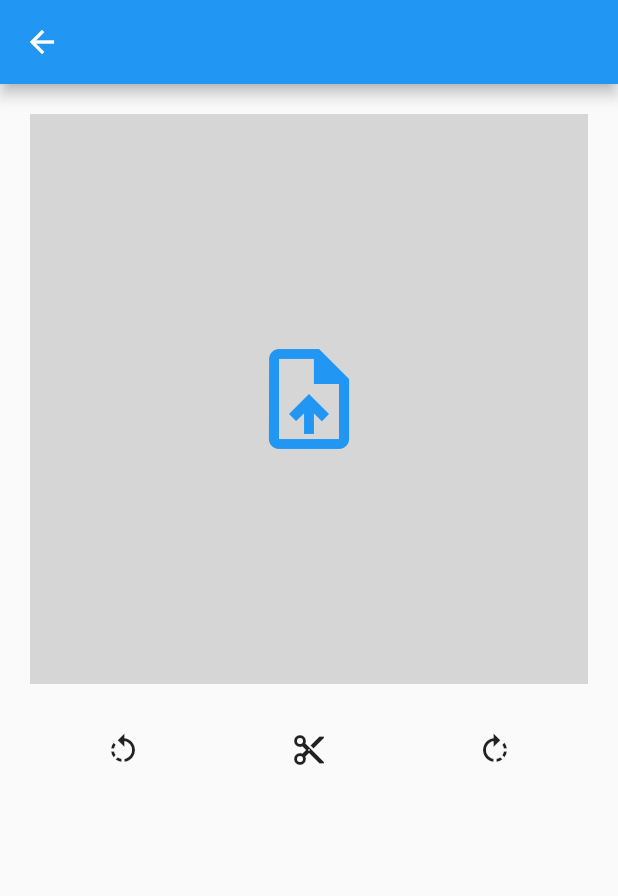
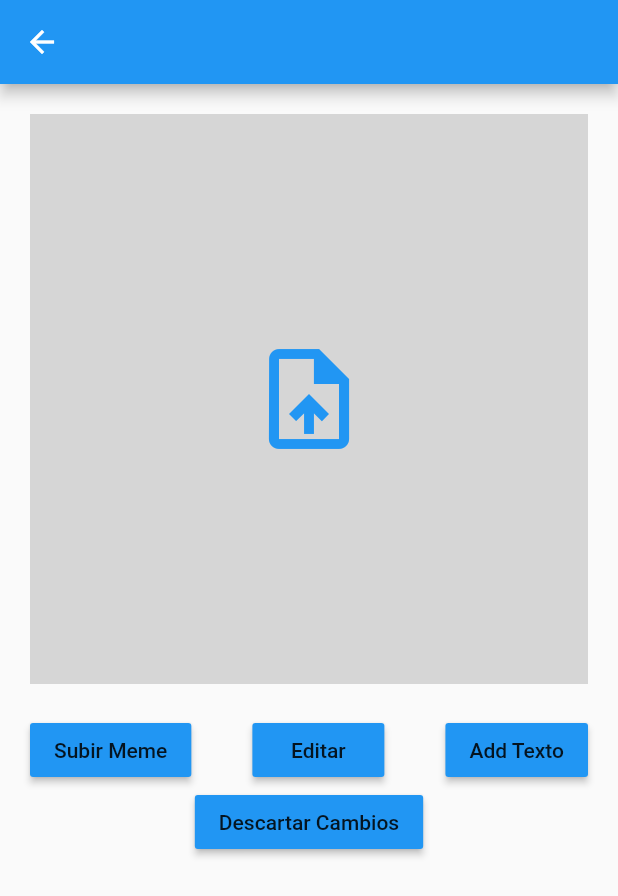
Before and after one commit to rogerordaz1/Memes, a Flutter app: the SubirFoto screen opened by its route, on a phone screen of 412 x 824 dp. Shown: the top 896 px of the screen. Run offline on Flutter 3.47's test engine with Material 2 defaults, Android fonts, the phone set to English and light mode, and no system bars; our stand-ins replace image_cropper, image_picker, like_button; missing offline and left inert: image_editor; network calls fail.

Commit message:
ultimo update

```diff
--- a/lib/screens/subir_foto.dart
+++ b/lib/screens/subir_foto.dart
@@ -5,6 +5,10 @@ import 'package:flutter/services.dart';
 
 import 'package:image_picker/image_picker.dart';
 import 'package:image_cropper/image_cropper.dart';
+import 'package:image_editor/image_editor.dart' as editor;
+
+import 'package:localizacionversion2/services/mem_service.dart';
+import 'package:provider/provider.dart';
 
 class SubirFoto extends StatefulWidget {
   const SubirFoto({Key? key}) : super(key: key);
@@ -62,6 +66,8 @@ class _SubirFotoState extends State<SubirFoto> {
 
   @override
   Widget build(BuildContext context) {
+    final memService = Provider.of<MemService>(context);
+
     return Scaffold(
       appBar: AppBar(
         actions: const [],
@@ -98,19 +104,53 @@ class _SubirFotoState extends State<SubirFoto> {
               height: 20,
             ),
             Row(
-              mainAxisAlignment: MainAxisAlignment.spaceAround,
+              mainAxisAlignment: MainAxisAlignment.spaceBetween,
               children: [
-                IconButton(
-                    onPressed: () {},
-                    icon: const Icon(Icons.rotate_left_outlined)),
-                IconButton(
-                    onPressed: () => _cutImage(image),
-                    icon: const Icon(Icons.cut)),
-                IconButton(
-                    onPressed: () {},
-                    icon: const Icon(Icons.rotate_right_outlined)),
+                MaterialButton(
+                    color: Colors.blue,
+                    child: Text("Subir Meme"),
+                    onPressed: () => memService.subirMemes(image!.path)),
+                MaterialButton(
+                    color: Colors.blue,
+                    child: Text("Editar"),
+                    onPressed: () => _cutImage(image)),
+                MaterialButton(
+                    color: Colors.blue,
+                    child: Text("Add Texto"),
+                    onPressed: () {
+                      setState(() {
+                        final editorOption = editor.ImageEditorOption();
+
+                        editorOption
+                            .addOption(editor.FlipOption(horizontal: true));
+                        // and other option.
+
+                        final textOption = editor.AddTextOption();
+                        textOption.addText(
+                          editor.EditorText(
+                            offset: const Offset(0, 0),
+                            text: "Text",
+                          ),
+                        );
+                        editor.ImageEditor.editFileImage(
+                            file: image!, imageEditorOption: editorOption);
+                      });
+                    }),
               ],
             ),
+            Row(
+              mainAxisAlignment: MainAxisAlignment.center,
+              children: [
+                MaterialButton(
+                    color: Colors.blue,
+                    child: Text("Descartar Cambios"),
+                    onPressed: () {
+                      setState(() {
+                        image = null;
+                      });
+                    }),
+              ],
+            )
           ],
         ),
       ),
--- a/pubspec.yaml
+++ b/pubspec.yaml
@@ -40,6 +40,7 @@ dependencies:
   like_button: ^2.0.4
   image_picker: ^0.8.4+4
   image_cropper: ^1.4.1
+  image_editor: ^1.0.2
 
 
 dev_dependencies:
```
Also changed, not shown: lib/services/mem_service.dart (+20 -0 lines), pubspec.lock.
